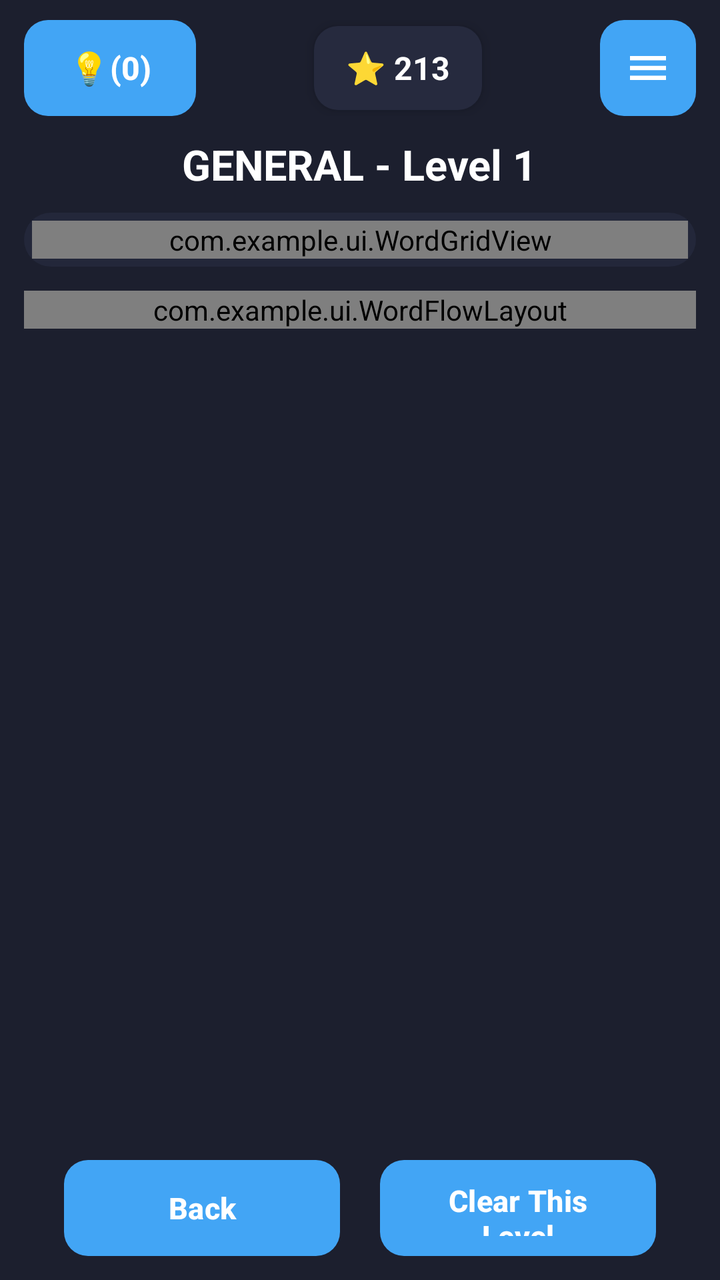
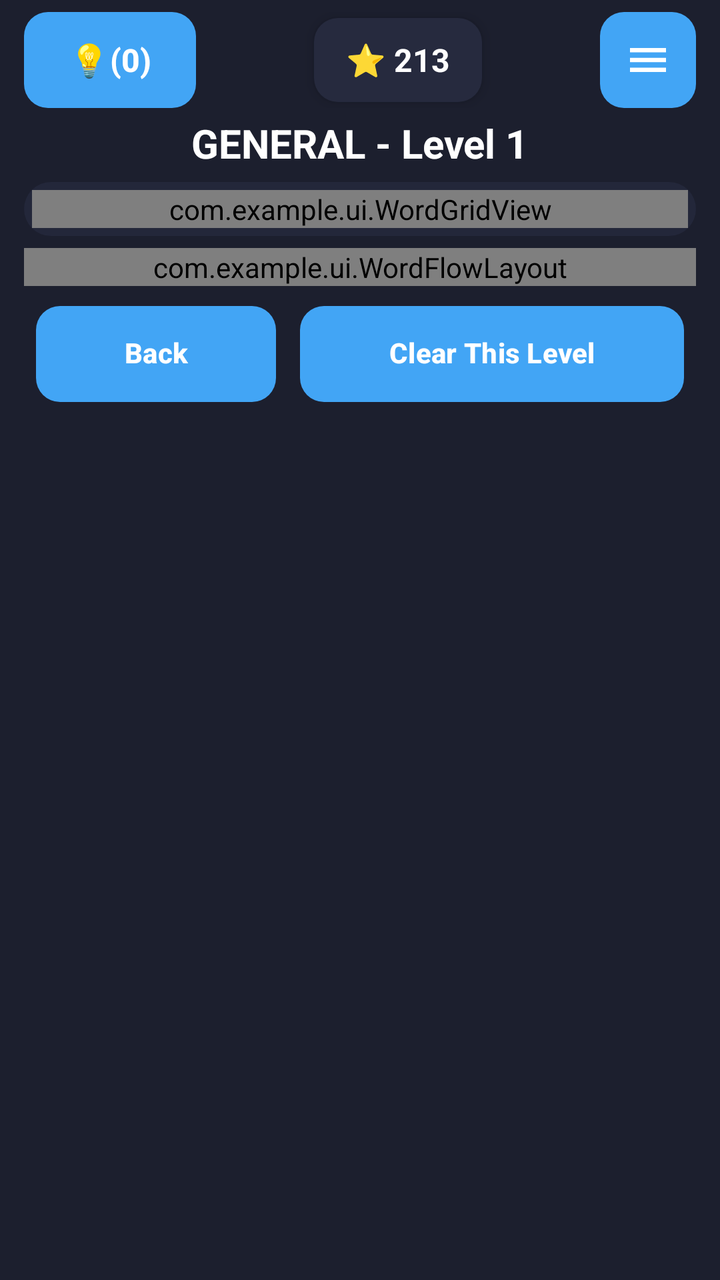

Compare the two renders of this Android layout. The source of the first and the diff that turns it into the second are given below.
<!-- AndroidManifest.xml: application theme Theme.WordNova -->
<!-- res/layout/fragment_game.xml -->
<?xml version="1.0" encoding="utf-8"?>
<LinearLayout xmlns:android="http://schemas.android.com/apk/res/android"
    android:id="@+id/game_root"
    android:layout_width="match_parent"
    android:layout_height="match_parent"
    android:background="@color/bg_default"
    android:orientation="vertical"
    android:paddingHorizontal="12dp"
    android:paddingTop="10dp"
    android:paddingBottom="12dp">

    
    <LinearLayout
        android:layout_width="match_parent"
        android:layout_height="wrap_content"
        android:gravity="center_vertical"
        android:orientation="horizontal">

        <Button
            android:id="@+id/btn_hint"
            android:layout_width="wrap_content"
            android:layout_height="48dp"
            android:minWidth="86dp"
            android:paddingHorizontal="14dp"
            android:background="@drawable/bg_btn_blue"
            android:contentDescription="@string/cd_use_hint"
            android:text="💡(0)"
            android:textColor="@color/white"
            android:textSize="16sp"
            android:textStyle="bold" />

        <Space
            android:layout_width="0dp"
            android:layout_height="1dp"
            android:layout_weight="1" />

        <TextView
            android:id="@+id/tv_coin_pill"
            android:layout_width="wrap_content"
            android:layout_height="42dp"
            android:background="@drawable/bg_coin_pill"
            android:contentDescription="@string/cd_coin_balance"
            android:elevation="4dp"
            android:gravity="center"
            android:paddingHorizontal="16dp"
            android:text="⭐ 213"
            android:textColor="@color/white"
            android:textSize="16sp"
            android:textStyle="bold" />

        <TextView
            android:id="@+id/tv_timer_pill"
            android:layout_width="wrap_content"
            android:layout_height="42dp"
            android:layout_marginStart="8dp"
            android:background="@drawable/bg_coin_pill"
            android:elevation="4dp"
            android:gravity="center"
            android:paddingHorizontal="12dp"
            android:text="⏱ 02:00"
            android:textColor="#FF6B6B"
            android:textSize="15sp"
            android:textStyle="bold"
            android:visibility="gone" />

        <Space
            android:layout_width="0dp"
            android:layout_height="1dp"
            android:layout_weight="1" />

        <ImageButton
            android:id="@+id/btn_hamburger"
            android:layout_width="48dp"
            android:layout_height="48dp"
            android:background="@drawable/bg_btn_blue"
            android:contentDescription="@string/cd_open_menu"
            android:padding="12dp"
            android:scaleType="centerInside"
            android:src="@drawable/ic_hamburger" />
    </LinearLayout>

    
    <TextView
        android:id="@+id/tv_game_title"
        android:layout_width="wrap_content"
        android:layout_height="wrap_content"
        android:layout_gravity="center_horizontal"
        android:layout_marginTop="10dp"
        android:layout_marginBottom="10dp"
        android:text="GENERAL - Level 1"
        android:textColor="@color/white"
        android:textSize="21sp"
        android:textStyle="bold" />

    
    <ScrollView
        android:layout_width="match_parent"
        android:layout_height="0dp"
        android:layout_weight="1"
        android:fillViewport="true"
        android:scrollbars="none">

        <LinearLayout
            android:layout_width="match_parent"
            android:layout_height="wrap_content"
            android:gravity="center_horizontal"
            android:orientation="vertical">

            
            <FrameLayout
                android:id="@+id/board_container"
                android:layout_width="match_parent"
                android:layout_height="wrap_content"
                android:background="@drawable/bg_board_container"
                android:padding="4dp">

                <com.example.ui.WordGridView
                    android:id="@+id/word_grid_view"
                    android:layout_width="match_parent"
                    android:layout_height="wrap_content" />
            </FrameLayout>

            
            <com.example.ui.WordFlowLayout
                android:id="@+id/word_flow_layout"
                android:layout_width="match_parent"
                android:layout_height="wrap_content"
                android:layout_marginTop="12dp"
                android:layout_marginBottom="12dp" />
        </LinearLayout>
    </ScrollView>

    
    <LinearLayout
        android:layout_width="match_parent"
        android:layout_height="wrap_content"
        android:gravity="center"
        android:orientation="horizontal"
        android:paddingHorizontal="20dp">

        <Button
            android:id="@+id/btn_back"
            android:layout_width="0dp"
            android:layout_height="48dp"
            android:layout_marginEnd="10dp"
            android:layout_weight="1"
            android:background="@drawable/bg_btn_blue"
            android:text="@string/btn_back"
            android:textColor="@color/white"
            android:textSize="15sp"
            android:textStyle="bold" />

        <Button
            android:id="@+id/btn_clear_level"
            android:layout_width="0dp"
            android:layout_height="48dp"
            android:layout_marginStart="10dp"
            android:layout_weight="1"
            android:background="@drawable/bg_btn_blue"
            android:text="@string/btn_clear_level"
            android:textColor="@color/white"
            android:textSize="15sp"
            android:textStyle="bold" />
    </LinearLayout>
</LinearLayout>
<!-- resources referenced by this layout -->
<resources>
  <color name="bg_default">#FF1C1F2E</color>
  <color name="white">#FFFFFFFF</color>
  <!-- drawable bg_board_container (drawable) -->
  <?xml version="1.0" encoding="utf-8"?>
  <shape xmlns:android="http://schemas.android.com/apk/res/android"
      android:shape="rectangle">
      <solid android:color="@color/board_bg_default" />
      <corners android:radius="14dp" />
  </shape>
  <!-- drawable bg_btn_blue (drawable) -->
  <?xml version="1.0" encoding="utf-8"?>
  <ripple xmlns:android="http://schemas.android.com/apk/res/android"
      android:color="#33FFFFFF">
      <item>
          <shape android:shape="rectangle">
              <solid android:color="@color/accent_blue" />
              <corners android:radius="12dp" />
          </shape>
      </item>
  </ripple>
  <!-- drawable bg_coin_pill (drawable) -->
  <?xml version="1.0" encoding="utf-8"?>
  <shape xmlns:android="http://schemas.android.com/apk/res/android"
      android:shape="rectangle">
      <solid android:color="@color/surface_default" />
      <corners android:radius="12dp" />
  </shape>
  <!-- drawable ic_hamburger (drawable) -->
  <?xml version="1.0" encoding="utf-8"?>
  <vector xmlns:android="http://schemas.android.com/apk/res/android"
      android:width="24dp"
      android:height="24dp"
      android:viewportWidth="24"
      android:viewportHeight="24">
      <path
          android:fillColor="#FFFFFF"
          android:pathData="M3,6h18v2.2H3V6zM3,10.9h18v2.2H3v-2.2zM3,15.8h18V18H3v-2.2z" />
  </vector>
  <string name="btn_back">Back</string>
  <string name="btn_clear_level">Clear This Level</string>
  <string name="cd_coin_balance">Coin balance</string>
  <string name="cd_open_menu">Open menu</string>
  <string name="cd_use_hint">Use hint</string>
  <style name="Theme.WordNova" parent="Theme.Material3.Dark.NoActionBar">
          <item name="android:windowBackground">@color/bg_default</item>
          <item name="colorPrimary">@color/accent_blue</item>
          <item name="colorOnPrimary">@color/white</item>
          <item name="android:statusBarColor">@android:color/transparent</item>
          <item name="android:navigationBarColor">@android:color/transparent</item>
      </style>
  <color name="board_bg_default">#FF23273A</color>
  <color name="accent_blue">#FF42A5F5</color>
  <color name="surface_default">#FF262A3E</color>
</resources>

<!-- the commit's change to res/layout/fragment_game.xml (unified diff, before → after) -->
@@ -1,13 +1,14 @@
 <?xml version="1.0" encoding="utf-8"?>
 <LinearLayout xmlns:android="http://schemas.android.com/apk/res/android"
+    xmlns:app="http://schemas.android.com/apk/res-auto"
     android:id="@+id/game_root"
     android:layout_width="match_parent"
     android:layout_height="match_parent"
     android:background="@color/bg_default"
     android:orientation="vertical"
     android:paddingHorizontal="12dp"
-    android:paddingTop="10dp"
-    android:paddingBottom="12dp">
+    android:paddingTop="6dp"
+    android:paddingBottom="8dp">
 
     
     <LinearLayout
@@ -85,81 +86,111 @@
         android:layout_width="wrap_content"
         android:layout_height="wrap_content"
         android:layout_gravity="center_horizontal"
-        android:layout_marginTop="10dp"
-        android:layout_marginBottom="10dp"
+        android:layout_marginTop="4dp"
+        android:layout_marginBottom="6dp"
         android:text="GENERAL - Level 1"
         android:textColor="@color/white"
-        android:textSize="21sp"
+        android:textSize="20sp"
         android:textStyle="bold" />
 
     
-    <ScrollView
+    <androidx.constraintlayout.widget.ConstraintLayout
+        android:id="@+id/game_content_area"
         android:layout_width="match_parent"
         android:layout_height="0dp"
-        android:layout_weight="1"
-        android:fillViewport="true"
-        android:scrollbars="none">
+        android:layout_weight="1">
 
-        <LinearLayout
+        
+        <FrameLayout
+            android:id="@+id/board_container"
             android:layout_width="match_parent"
             android:layout_height="wrap_content"
-            android:gravity="center_horizontal"
-            android:orientation="vertical">
+            android:background="@drawable/bg_board_container"
+            android:padding="4dp"
+            app:layout_constraintBottom_toTopOf="@id/word_scroll"
+            app:layout_constraintEnd_toEndOf="parent"
+            app:layout_constraintStart_toStartOf="parent"
+            app:layout_constraintTop_toTopOf="parent"
+            app:layout_constraintVertical_bias="0.0"
+            app:layout_constraintVertical_chainStyle="packed">
 
-            
-            <FrameLayout
-                android:id="@+id/board_container"
+            <com.example.ui.WordGridView
+                android:id="@+id/word_grid_view"
                 android:layout_width="match_parent"
-                android:layout_height="wrap_content"
-                android:background="@drawable/bg_board_container"
-                android:padding="4dp">
+                android:layout_height="wrap_content" />
+        </FrameLayout>
 
-                <com.example.ui.WordGridView
-                    android:id="@+id/word_grid_view"
-                    android:layout_width="match_parent"
-                    android:layout_height="wrap_content" />
-            </FrameLayout>
+        
+        <ScrollView
+            android:id="@+id/word_scroll"
+            android:layout_width="0dp"
+            android:layout_height="wrap_content"
+            android:layout_marginTop="6dp"
+            android:overScrollMode="ifContentScrolls"
+            android:scrollbars="none"
+            app:layout_constrainedHeight="true"
+            app:layout_constraintBottom_toTopOf="@id/bottom_buttons_container"
+            app:layout_constraintEnd_toEndOf="parent"
+            app:layout_constraintStart_toStartOf="parent"
+            app:layout_constraintTop_toBottomOf="@id/board_container">
 
-            
             <com.example.ui.WordFlowLayout
                 android:id="@+id/word_flow_layout"
                 android:layout_width="match_parent"
-                android:layout_height="wrap_content"
-                android:layout_marginTop="12dp"
-                android:layout_marginBottom="12dp" />
+                android:layout_height="wrap_content" />
+        </ScrollView>
+
+        
+        <LinearLayout
+            android:id="@+id/bottom_buttons_container"
+            android:layout_width="0dp"
+            android:layout_height="wrap_content"
+            android:layout_marginTop="10dp"
+            android:gravity="center"
+            android:orientation="horizontal"
+            android:paddingHorizontal="6dp"
+            app:layout_constraintBottom_toBottomOf="parent"
+            app:layout_constraintEnd_toEndOf="parent"
+            app:layout_constraintStart_toStartOf="parent"
+            app:layout_constraintTop_toBottomOf="@id/word_scroll">
+
+            <Button
+                android:id="@+id/btn_back"
+                android:layout_width="0dp"
+                android:layout_height="48dp"
+                android:layout_marginEnd="6dp"
+                android:layout_weight="1"
+                android:background="@drawable/bg_btn_blue"
+                android:ellipsize="none"
+                android:gravity="center"
+                android:includeFontPadding="false"
+                android:maxLines="1"
+                android:minWidth="0dp"
+                android:paddingHorizontal="10dp"
+                android:singleLine="true"
+                android:text="@string/btn_back"
+                android:textColor="@color/white"
+                android:textSize="14sp"
+                android:textStyle="bold" />
+
+            <Button
+                android:id="@+id/btn_clear_level"
+                android:layout_width="0dp"
+                android:layout_height="48dp"
+                android:layout_marginStart="6dp"
+                android:layout_weight="1.6"
+                android:background="@drawable/bg_btn_blue"
+                android:ellipsize="none"
+                android:gravity="center"
+                android:includeFontPadding="false"
+                android:maxLines="1"
+                android:minWidth="0dp"
+                android:paddingHorizontal="10dp"
+                android:singleLine="true"
+                android:text="@string/btn_clear_level"
+                android:textColor="@color/white"
+                android:textSize="14sp"
+                android:textStyle="bold" />
         </LinearLayout>
-    </ScrollView>
-
-    
-    <LinearLayout
-        android:layout_width="match_parent"
-        android:layout_height="wrap_content"
-        android:gravity="center"
-        android:orientation="horizontal"
-        android:paddingHorizontal="20dp">
-
-        <Button
-            android:id="@+id/btn_back"
-            android:layout_width="0dp"
-            android:layout_height="48dp"
-            android:layout_marginEnd="10dp"
-            android:layout_weight="1"
-            android:background="@drawable/bg_btn_blue"
-            android:text="@string/btn_back"
-            android:textColor="@color/white"
-            android:textSize="15sp"
-            android:textStyle="bold" />
-
-        <Button
-            android:id="@+id/btn_clear_level"
-            android:layout_width="0dp"
-            android:layout_height="48dp"
-            android:layout_marginStart="10dp"
-            android:layout_weight="1"
-            android:background="@drawable/bg_btn_blue"
-            android:text="@string/btn_clear_level"
-            android:textColor="@color/white"
-            android:textSize="15sp"
-            android:textStyle="bold" />
-    </LinearLayout>
+    </androidx.constraintlayout.widget.ConstraintLayout>
 </LinearLayout>
<!-- resource entries referenced after the edit -->
@@ -47,8 +47,12 @@
           <item name="android:windowBackground">@color/bg_default</item>
           <item name="colorPrimary">@color/accent_blue</item>
           <item name="colorOnPrimary">@color/white</item>
-          <item name="android:statusBarColor">@android:color/transparent</item>
-          <item name="android:navigationBarColor">@android:color/transparent</item>
+          <item name="android:windowFullscreen">false</item>
+          <item name="android:windowDrawsSystemBarBackgrounds">true</item>
+          <item name="android:windowTranslucentStatus">false</item>
+          <item name="android:windowTranslucentNavigation">false</item>
+          <item name="android:statusBarColor">@color/bg_default</item>
+          <item name="android:navigationBarColor">@color/bg_default</item>
       </style>
   <color name="board_bg_default">#FF23273A</color>
   <color name="accent_blue">#FF42A5F5</color>
